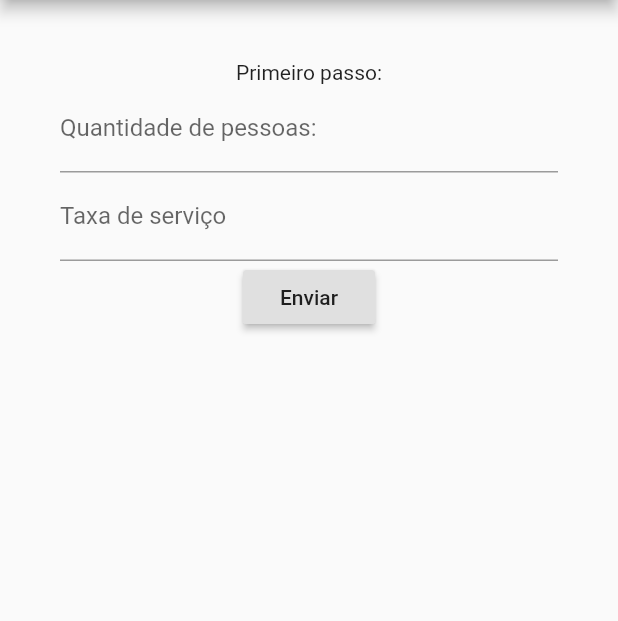
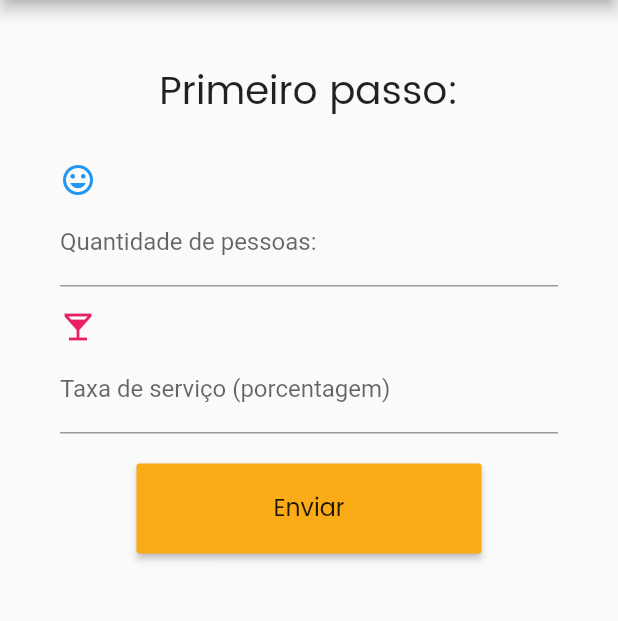
Before and after one commit to DayaneCordeiro/Racha_Conta, a Flutter app: the screen it shows after launch, after a tap on "Pelo consumo individual", on a phone screen of 412 x 824 dp, the part 84-705 px from its top. Run offline on Flutter 3.47's test engine with Material 2 defaults, Android fonts, the phone set to English and light mode, and no system bars.

Commit message:
Enhancement: Primeiro Passo Front-End

```diff
--- a/lib/consumo_total.dart
+++ b/lib/consumo_total.dart
@@ -104,7 +104,7 @@ class ConsumoTotalState extends State<ConsumoTotal> {
 
                     Padding(padding: new EdgeInsets.fromLTRB(0.0,15.0,0.0,0.0,)),
 
-                    /* PEOPLE ICON */
+                    /* SERVICE CHARGE ICON */
                     Container(
                       alignment: Alignment.bottomLeft,
                       child: Icon(
@@ -136,7 +136,7 @@ class ConsumoTotalState extends State<ConsumoTotal> {
                         child: Text('Calcular', style: TextStyle(fontSize: 16, fontFamily: 'Poppins'),),
                         color: orangeColor,
                         onPressed: () {
-                          if (form_consumo.currentState.validate())
+                          if (form_consumo.currentState.validate()) {
                             custo = double.parse(total_value.text);
                             pessoas  = int.parse(total_people.text);
                             taxa  = double.parse(total_service_charge.text);
@@ -170,6 +170,7 @@ class ConsumoTotalState extends State<ConsumoTotal> {
                                 );
                               },
                             );
+                          }
                         },
                       ),
                     ),
--- a/lib/primeiro_passo.dart
+++ b/lib/primeiro_passo.dart
@@ -21,11 +21,12 @@ class PrimeiroPassoState extends State<PrimeiroPasso> {
 
   @override
   Widget build(BuildContext context) {
+    var orangeColor     = new Color(0xFFF9AC18);
     return MaterialApp(
       home: Scaffold(
         appBar: AppBar(
           title: Text('Racha conta', style: TextStyle(fontFamily: 'Poppins', color: new Color(0XFF3c3b40)),),
-          backgroundColor: new Color(0xFFF9AC18),
+          backgroundColor: orangeColor,
           centerTitle: true,
         ),
         body:
@@ -33,37 +34,85 @@ class PrimeiroPassoState extends State<PrimeiroPasso> {
           padding: const EdgeInsets.all(40.0),
           child: new Column(
             children: [
-              Text('Primeiro passo:'),
+              /* PAGE TITLE */
+              Text(
+                'Primeiro passo:',
+                style: TextStyle(fontSize: 26, fontFamily: 'Poppins'),
+                textAlign: TextAlign.center
+              ),
+
+              Padding(padding: new EdgeInsets.fromLTRB(0.0,25.0,0.0,0.0,)),
+
+              /* INFORMATIONS FORM */
               Form(
                 key: form_primeiroPasso,
                 child: Column(
                   children: <Widget>[
+
+                    /* PEOPLE ICON */
+                    Container(
+                      alignment: Alignment.bottomLeft,
+                      child: Icon(
+                        Icons.insert_emoticon,
+                        color: Colors.blue,
+                        size: 24,
+                      ),
+                    ),
+
+                    /* INPUT AMOUNT OF PEOPLE */
                     TextFormField(
                       controller: quantidade_pessoas,
                       decoration: new InputDecoration(
                         hintText: 'Digite a quantidade de pessoas...', labelText: 'Quantidade de pessoas:',
                       ),
+                      keyboardType: TextInputType.number,
                       validator: (value) {
                         return (value.isEmpty) ? 'Por favor informe a quantidade' : null;
                       }
                     ),
+
+                    Padding(padding: new EdgeInsets.fromLTRB(0.0,15.0,0.0,0.0,)),
+
+                    /* SERVICE CHARGE ICON */
+                    Container(
+                      alignment: Alignment.bottomLeft,
+                      child: Icon(
+                        Icons.local_bar,
+                        color: Colors.pink,
+                        size: 24,
+                      ),
+                    ),
+
+                    /* INPUT SERVICE CHARGE */
                     TextFormField(
                       controller: taxa_servico,
                       decoration: new InputDecoration(
-                        hintText: 'Digite a porcentagem de taxa de serviço...', labelText: 'Taxa de serviço',
+                        hintText: 'Digite a porcentagem de taxa de serviço...', labelText: 'Taxa de serviço (porcentagem)',
                       ),
                       keyboardType: TextInputType.number,
                       validator: (value) {
                         return (value.isEmpty) ? 'Por favor insira a porcentagem da taxa' : null;
                       }
                     ),
-                    RaisedButton(
-                      child: Text('Enviar'),
-                      onPressed: () {
-                        if (form_primeiroPasso.currentState.validate())
-                          Navigator.push(context, MaterialPageRoute(builder: (context) => SegundoPasso()),);
-                      },
+
+                    Padding(padding: new EdgeInsets.fromLTRB(0.0,20.0,0.0,0.0,)),
+
+                    /* SEND INFORMATIONS BUTTON */
+                    ButtonTheme(
+                      minWidth: 230.0,
+                      height: 60.0,
+                      child: RaisedButton(
+                        child: Text('Enviar', style: TextStyle(fontSize: 16, fontFamily: 'Poppins'),),
+                        color: orangeColor,
+                        onPressed: () {
+                          if (form_primeiroPasso.currentState.validate()) {
+                            Navigator.push(context, MaterialPageRoute(builder: (context) => SegundoPasso()),);
+                          }
+                        },
+                      ),
                     ),
+
+
                   ],
                 )
             )
```
